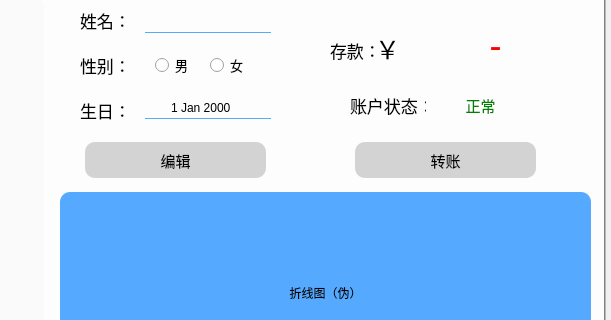
The window that Bank/Index_user.ui (ZeroNinx/SE_Bank_System) describes before a commit, drawn with Qt 5; both pictures show x 135 to 746 and y 83 to 403 of the 746 by 491 pixel window.
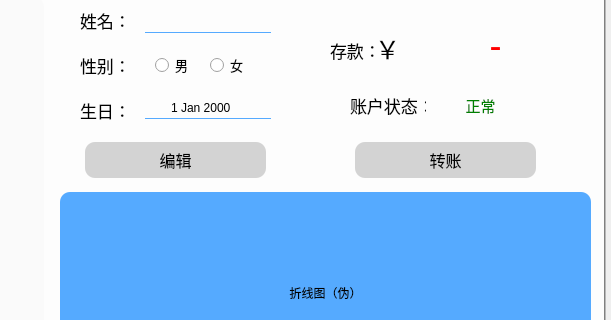
The same window after the commit. Icons and pictures are not drawn.

The edit to the form file:
```diff
--- a/Bank/Index_user.ui
+++ b/Bank/Index_user.ui
@@ -212,7 +212,7 @@
 	border:0px solid gray;
 	border-radius:10px;
 	background-color: rgb(211, 211, 211);
-	font:15px;
+	font:16px;
 }
 QPushButton::hover
 {
@@ -422,7 +422,7 @@
 	border:0px solid gray;
 	border-radius:10px;
 	background-color: rgb(211, 211, 211);
-	font:15px;
+	font:16px;
 }
 QPushButton::hover
 {
```
Left out of the diff: 2 changed lines with no effect on the pictures.
